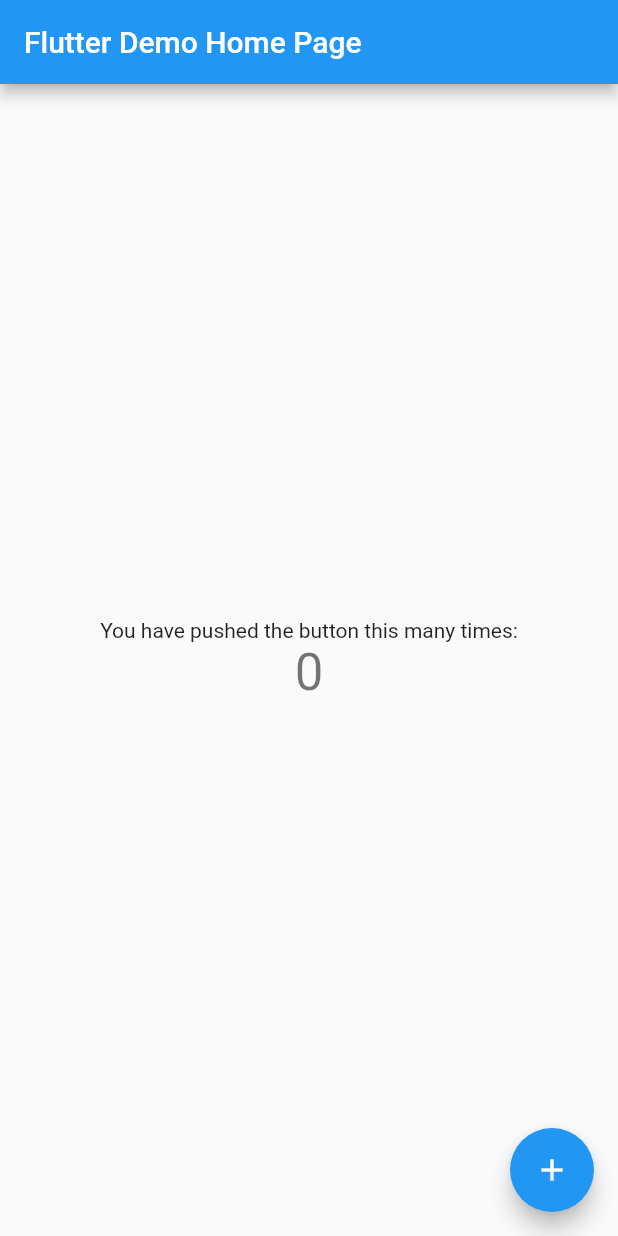
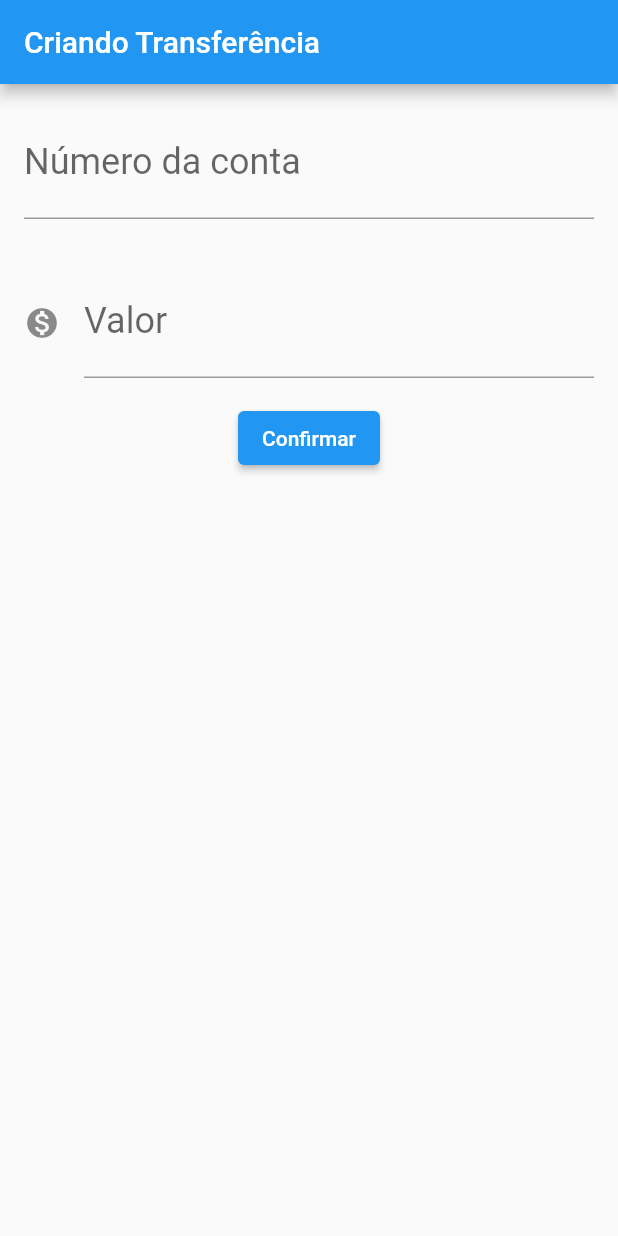
Before and after one commit to vitorgamer58/bytebankapp, a Flutter app: the screen it shows after launch, on a phone screen of 412 x 824 dp. Run offline on Flutter 3.47's test engine with Material 2 defaults, Android fonts, the phone set to English and light mode, and no system bars.

Commit message:
Changes
Aula 3 parte 6

```diff
--- a/lib/main.dart
+++ b/lib/main.dart
@@ -1,113 +1,128 @@
 import 'package:flutter/material.dart';
 
+int counter = 0;
+
 void main() {
-  runApp(MyApp());
+  runApp(BytebankApp()); // RunApp
 }
 
-class MyApp extends StatelessWidget {
-  // This widget is the root of your application.
+class BytebankApp extends StatelessWidget {
   @override
   Widget build(BuildContext context) {
     return MaterialApp(
-      title: 'Flutter Demo',
-      theme: ThemeData(
-        // This is the theme of your application.
-        //
-        // Try running your application with "flutter run". You'll see the
-        // application has a blue toolbar. Then, without quitting the app, try
-        // changing the primarySwatch below to Colors.green and then invoke
-        // "hot reload" (press "r" in the console where you ran "flutter run",
-        // or simply save your changes to "hot reload" in a Flutter IDE).
-        // Notice that the counter didn't reset back to zero; the application
-        // is not restarted.
-        primarySwatch: Colors.blue,
+      home: Scaffold(
+        body: FormularioTransferencia(),
       ),
-      home: MyHomePage(title: 'Flutter Demo Home Page'),
     );
   }
 }
 
-class MyHomePage extends StatefulWidget {
-  MyHomePage({Key? key, required this.title}) : super(key: key);
-
-  // This widget is the home page of your application. It is stateful, meaning
-  // that it has a State object (defined below) that contains fields that affect
-  // how it looks.
-
-  // This class is the configuration for the state. It holds the values (in this
-  // case the title) provided by the parent (in this case the App widget) and
-  // used by the build method of the State. Fields in a Widget subclass are
-  // always marked "final".
-
-  final String title;
-
-  @override
-  _MyHomePageState createState() => _MyHomePageState();
-}
-
-class _MyHomePageState extends State<MyHomePage> {
-  int _counter = 0;
-
-  void _incrementCounter() {
-    setState(() {
-      // This call to setState tells the Flutter framework that something has
-      // changed in this State, which causes it to rerun the build method below
-      // so that the display can reflect the updated values. If we changed
-      // _counter without calling setState(), then the build method would not be
-      // called again, and so nothing would appear to happen.
-      _counter++;
-    });
-  }
+class FormularioTransferencia extends StatelessWidget {
+  final TextEditingController _controladorCampoNumeroConta =
+      TextEditingController();
+  final TextEditingController _controladorCampoValor = TextEditingController();
 
   @override
   Widget build(BuildContext context) {
-    // This method is rerun every time setState is called, for instance as done
-    // by the _incrementCounter method above.
-    //
-    // The Flutter framework has been optimized to make rerunning build methods
-    // fast, so that you can just rebuild anything that needs updating rather
-    // than having to individually change instances of widgets.
+    return Scaffold(
+        appBar: AppBar(
+          title: Text('Criando Transferência'),
+        ),
+        body: Column(
+          children: [
+            Padding(
+              padding: const EdgeInsets.all(16.0),
+              child: TextField(
+                controller: _controladorCampoNumeroConta,
+                style: TextStyle(fontSize: 24.0),
+                decoration: InputDecoration(
+                    labelText: 'Número da conta', hintText: '0000'),
+                keyboardType: TextInputType.number,
+              ),
+            ),
+            Padding(
+              padding: const EdgeInsets.all(16.0),
+              child: TextField(
+                controller: _controladorCampoValor,
+                style: TextStyle(fontSize: 24.0),
+                decoration: InputDecoration(
+                    icon: Icon(Icons.monetization_on),
+                    labelText: 'Valor',
+                    hintText: '0.00'),
+                keyboardType: TextInputType.number,
+              ),
+            ),
+            ElevatedButton(
+                onPressed: () {
+                  debugPrint('Cliclou no Confirmar');
+                  final int? numeroConta =
+                      int.tryParse(_controladorCampoNumeroConta.text);
+                  final double? valor =
+                      double.tryParse(_controladorCampoValor.text);
+                  if (numeroConta != null && valor != null) {
+                    final transferenciaCriada =
+                        Transferencia(valor, numeroConta);
+                    debugPrint('$transferenciaCriada');
+                  }
+                },
+                child: Text('Confirmar'))
+          ],
+        ));
+  }
+}
+
+test() {
+  counter = counter + 1;
+}
+
+class ListaTransferencias extends StatelessWidget {
+  @override
+  Widget build(BuildContext context) {
+    // TODO: implement build
     return Scaffold(
       appBar: AppBar(
-        // Here we take the value from the MyHomePage object that was created by
-        // the App.build method, and use it to set our appbar title.
-        title: Text(widget.title),
+        title: Text('Transferências'),
       ),
-      body: Center(
-        // Center is a layout widget. It takes a single child and positions it
-        // in the middle of the parent.
-        child: Column(
-          // Column is also a layout widget. It takes a list of children and
-          // arranges them vertically. By default, it sizes itself to fit its
-          // children horizontally, and tries to be as tall as its parent.
-          //
-          // Invoke "debug painting" (press "p" in the console, choose the
-          // "Toggle Debug Paint" action from the Flutter Inspector in Android
-          // Studio, or the "Toggle Debug Paint" command in Visual Studio Code)
-          // to see the wireframe for each widget.
-          //
-          // Column has various properties to control how it sizes itself and
-          // how it positions its children. Here we use mainAxisAlignment to
-          // center the children vertically; the main axis here is the vertical
-          // axis because Columns are vertical (the cross axis would be
-          // horizontal).
-          mainAxisAlignment: MainAxisAlignment.center,
-          children: <Widget>[
-            Text(
-              'You have pushed the button this many times:',
-            ),
-            Text(
-              '$_counter',
-              style: Theme.of(context).textTheme.headline4,
-            ),
-          ],
-        ),
+      body: Column(
+        children: [
+          ItemTransferencia(Transferencia(100, 14454)),
+          ItemTransferencia(Transferencia(200, 14454)),
+          ItemTransferencia(Transferencia(300, 14454)),
+        ],
       ),
       floatingActionButton: FloatingActionButton(
-        onPressed: _incrementCounter,
-        tooltip: 'Increment',
         child: Icon(Icons.add),
-      ), // This trailing comma makes auto-formatting nicer for build methods.
+        onPressed: test(),
+      ),
     );
   }
 }
+
+class ItemTransferencia extends StatelessWidget {
+  final Transferencia _transferencia;
+
+  ItemTransferencia(this._transferencia);
+
+  @override
+  Widget build(BuildContext context) {
+    return Card(
+      child: ListTile(
+        leading: Icon(Icons.monetization_on),
+        title: Text(_transferencia.valor.toString()),
+        subtitle: Text(_transferencia.numeroConta.toString()),
+      ),
+    );
+  }
+}
+
+class Transferencia {
+  final double valor;
+  final int numeroConta;
+
+  Transferencia(this.valor, this.numeroConta);
+
+  @override
+  String toString() {
+    return 'Transferencia{valor: $valor, numeroConta: $numeroConta}';
+  }
+}
```
